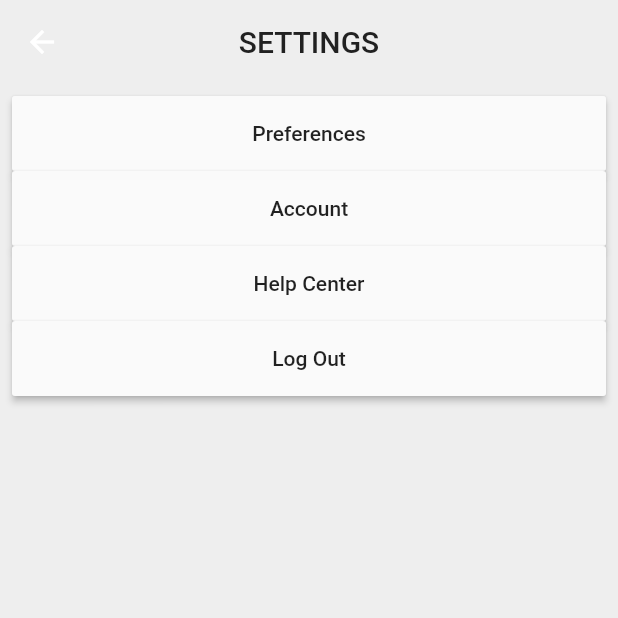
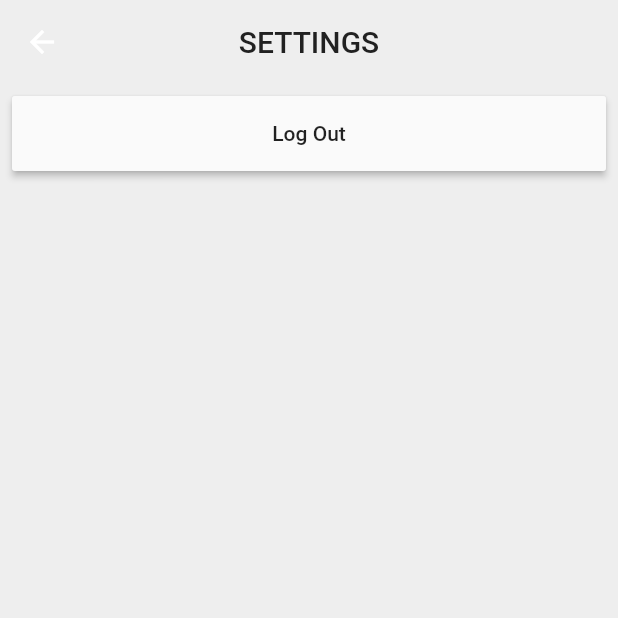
Before and after one commit to JesseNicholas00/cinematch, a Flutter app: the Settings screen opened directly, on a phone screen of 412 x 824 dp, the top half of it. Run offline on Flutter 3.47's test engine with Material 2 defaults, Android fonts, the phone set to English and light mode, and no system bars; our stand-ins replace cloud_firestore, firebase_auth, flutter_tindercard, rflutter_alert; accounts and stored records are empty.

```diff
--- a/lib/screens/HomePage.dart
+++ b/lib/screens/HomePage.dart
@@ -7,8 +7,6 @@ import 'dart:async';
 import 'dart:convert';
 import 'package:flutter_tindercard/flutter_tindercard.dart';
 import 'package:cinematch/screens/Settings.dart';
-
-
 
 Future<List<Movie>> fetchMovies(Client client) async {
   final Firestore dbReference = Firestore.instance;
--- a/lib/screens/Settings.dart
+++ b/lib/screens/Settings.dart
@@ -1,4 +1,7 @@
+import 'package:firebase_auth/firebase_auth.dart';
 import 'package:flutter/material.dart';
+import 'package:rflutter_alert/rflutter_alert.dart';
+import 'auth/WelcomePage.dart';
 
 class Settings extends StatelessWidget {
   @override
@@ -14,30 +17,6 @@ class Settings extends StatelessWidget {
         body: ListView(
           padding: const EdgeInsets.all(8),
           children: <Widget>[
-            Container(
-              height: 50,
-              child: RaisedButton(
-                color: Colors.grey[50],
-                onPressed: () {},
-                child: Text("Preferences"),
-              ),
-            ),
-            Container(
-              height: 50,
-              child: RaisedButton(
-                color: Colors.grey[50],
-                onPressed: () {},
-                child: Text("Account"),
-              ),
-            ),
-            Container(
-              height: 50,
-              child: RaisedButton(
-                color: Colors.grey[50],
-                onPressed: () {},
-                child: Text("Help Center"),
-              ),
-            ),
             Container(
               height: 50,
               child: RaisedButton(
```
